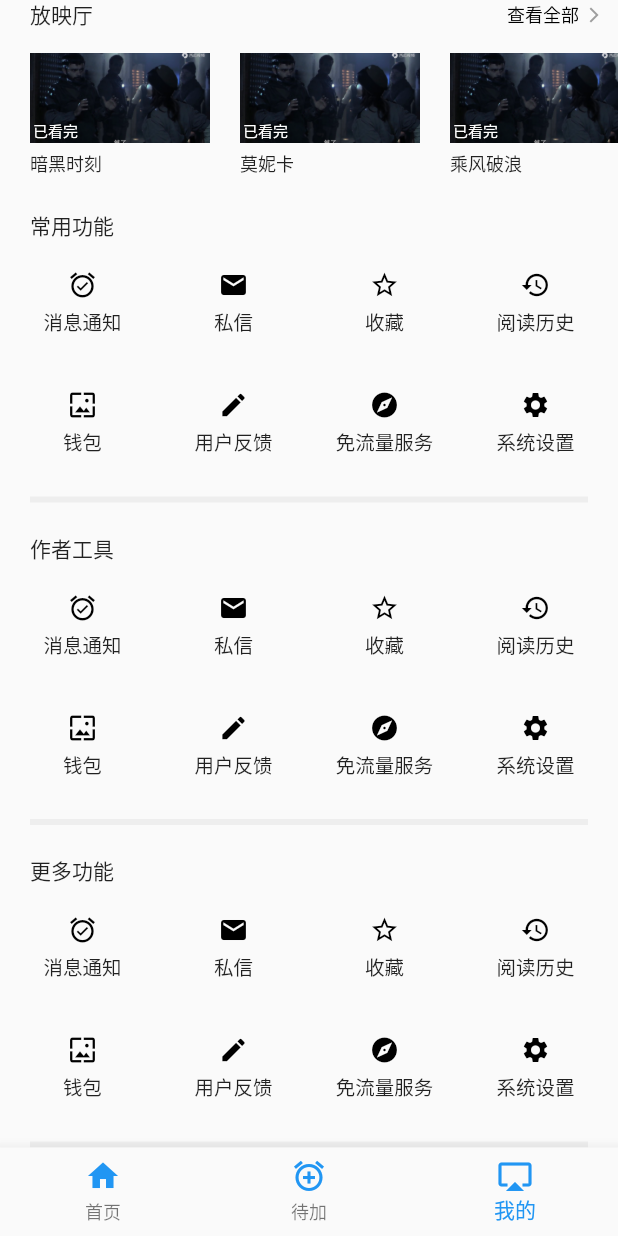
After one commit to gaoyuqiang/FlutterTrainDemo, a Flutter app: the TabHomePage screen opened directly, item 3 of the bottom bar chosen, scrolled down 112 dp, after a tap on "查看全部", on a phone screen of 412 x 824 dp. The commit adds this screen. Run offline on Flutter 3.47's test engine with Material 2 defaults, Android fonts, the phone set to English and light mode, and no system bars.

Commit message:
添加了底部的tabbar; 添加了仿今日头条页面

```diff
--- a/lib/earthListPage.dart
+++ b/lib/earthListPage.dart
@@ -14,7 +14,7 @@ class earthListPage extends StatelessWidget {
         child: Padding(
           padding: const EdgeInsets.all(20.0),
           child: ListView.builder(
-            itemCount: 20,
+            itemCount: 3,
             itemBuilder: (BuildContext context, int index) {
               return buildListCell(index);
             },
--- /dev/null
+++ b/lib/mine/mine_page.dart
@@ -0,0 +1,312 @@
+import 'package:flutter/material.dart';
+
+class MinePage extends StatefulWidget {
+  MinePage({Key key}) : super(key: key);
+
+  @override
+  _MinePageState createState() => _MinePageState();
+}
+
+class _MinePageState extends State<MinePage> {
+  @override
+  Widget build(BuildContext context) {
+    // return Container(
+    //   child: Container(
+    //     width: 89,
+    //     height: 89,
+    //     color: Colors.red,
+    //     child: Text('hhahahhaha'),
+    //   ),
+    return ListView(
+      children: <Widget>[
+        Column(
+          crossAxisAlignment: CrossAxisAlignment.start,
+          children: <Widget>[
+            SizedBox(height: 20),
+            buildTop(),
+            // 历史记录
+            SizedBox(height: 30),
+            buildHistory(),
+            //功能模块
+            buildFunction('常用功能'),
+            buildFunction('作者工具'),
+            buildFunction('更多功能'),
+          ],
+        )
+      ],
+    );
+  }
+
+  Widget buildTop() {
+    return Row(
+      mainAxisAlignment: MainAxisAlignment.start,
+      crossAxisAlignment: CrossAxisAlignment.start,
+      children: <Widget>[
+        Expanded(
+            child: Row(
+          children: <Widget>[
+            SizedBox(width: 20),
+            ClipOval(
+              child: Image.asset(
+                'images/logo.png',
+                width: 60,
+                height: 60,
+                fit: BoxFit.cover,
+              ),
+            ),
+            Container(
+              padding: EdgeInsets.only(left: 20, top: 8),
+              child: Column(
+                mainAxisAlignment: MainAxisAlignment.start,
+                crossAxisAlignment: CrossAxisAlignment.start,
+                children: <Widget>[
+                  Row(
+                    children: <Widget>[
+                      Text(
+                        '影视果汁',
+                        style: TextStyle(fontWeight: FontWeight.w500, fontSize: 20),
+                      ),
+                      Icon(
+                        Icons.arrow_forward_ios,
+                        color: Colors.grey,
+                        size: 15,
+                      ),
+                    ],
+                  ),
+                  Row(
+                    children: <Widget>[
+                      buildButtonIcoin('头条'),
+                      buildButtonIcoin('关注'),
+                      buildButtonIcoin('粉丝'),
+                    ],
+                  )
+                ],
+              ),
+            ),
+          ],
+        )),
+        Container(
+          height: 25,
+          padding: EdgeInsets.only(left: 10, right: 5),
+          // color: Colors.pink,
+          alignment: Alignment.centerRight,
+          decoration: BoxDecoration(
+            borderRadius: BorderRadius.only(
+              topLeft: Radius.circular(12.5),
+              bottomLeft: Radius.circular(12.5),
+            ),
+            color: Color.fromRGBO(255, 0, 0, 0.2),
+          ),
+          child: Text(
+            '申请认证',
+            style: TextStyle(fontSize: 11, color: Colors.red),
+          ),
+        ),
+      ],
+    );
+  }
+
+  //看空看多图标按钮
+  Widget buildButtonIcoin(String label) {
+    return GestureDetector(
+      onTap: () => {
+        print('click me'),
+      },
+      behavior: HitTestBehavior.opaque,
+      child: Container(
+        padding: EdgeInsets.only(top: 5, right: 10),
+        child: Row(
+          children: <Widget>[
+            Text(
+              '$label',
+              style: TextStyle(fontSize: 12, color: Colors.black),
+            ),
+            Padding(
+              padding: const EdgeInsets.only(left: 4, top: 1),
+              child: Text(
+                '40',
+                style: TextStyle(
+                    fontSize: 12,
+                    color: Colors.black,
+                    fontWeight: FontWeight.w500),
+              ),
+            ),
+          ],
+        ),
+      ),
+    );
+  }
+
+  Widget buildHistory() {
+    return Column(
+      children: <Widget>[
+        Row(
+          children: <Widget>[
+            Expanded(
+              child: Container(
+                padding: EdgeInsets.only(left: 20, top: 0),
+                child: Text('放映厅', style: TextStyle(fontWeight: FontWeight.w500),),
+              ),
+            ),
+            GestureDetector(
+              onTap: () => {
+                print('click me'),
+              },
+              behavior: HitTestBehavior.opaque,
+              child: Container(
+                padding: EdgeInsets.only(right: 10),
+                child: Row(
+                  children: <Widget>[
+                    Text(
+                      '查看全部',
+                      style: TextStyle(fontSize: 12, color: Colors.black),
+                    ),
+                    Padding(
+                      padding: const EdgeInsets.only(left: 4, top: 1),
+                      child: Icon(
+                        Icons.arrow_forward_ios,
+                        color: Colors.grey,
+                        size: 12,
+                      ),
+                    ),
+                  ],
+                ),
+              ),
+            ),
+          ],
+        ),
+        Container(
+          height: 100,
+          child: buildHIstoryListView(),
+        ),
+      ],
+    );
+  }
+
+  ListView buildHIstoryListView() {
+    List<String> nameList = ['暗黑时刻','莫妮卡', '乘风破浪'];
+    List<Widget> list = [];
+    for (int i = 0; i < 10; i++) {
+      list.add(buildHistoryCell(nameList[i%3]));
+    }
+    return ListView(
+      scrollDirection: Axis.horizontal,
+      children: list,
+      // children: <Widget>[
+      //   Text('hhe'),
+      //   Text('hhe'),
+      // ],
+    );
+  }
+
+  Widget buildHistoryCell(String name) {
+    return Container(
+      padding: EdgeInsets.only(left: 20, top: 15),
+      child: Column(
+        crossAxisAlignment: CrossAxisAlignment.start,
+        children: <Widget>[
+          Stack(
+            children: <Widget>[
+              Image.asset(
+                'images/movie.jpeg',
+                width: 120,
+                height: 60,
+                fit: BoxFit.cover,
+              ),
+              Positioned(
+                top: 44,
+                left: 2,
+                child: Text(
+                  '已看完',
+                  style: TextStyle(fontSize: 10, color: Colors.white),
+                ),
+              ),
+            ],
+          ),
+          Container(
+            padding: EdgeInsets.only(top: 5),
+            child: Text(
+              '$name',
+              style: TextStyle(fontSize: 12),
+            ),
+          ),
+        ],
+      ),
+    );
+  }
+
+  Widget buildFunctionCell(IconData iconData, String text) {
+    return Container(
+      // color: Colors.yellow,
+      child: Column(
+        children: <Widget>[
+          SizedBox(height: 9),
+          Icon(
+            // Icons.alarm_on,
+            iconData,
+            color: Colors.black,
+            size: 20,
+          ),
+          SizedBox(height: 5),
+          Text(
+            // '消息通知',
+            '$text',
+            style: TextStyle(fontSize: 13),
+          ),
+        ],
+      ),
+    );
+  }
+
+  Widget buildFunction(String title) {
+    var size = MediaQuery.of(context).size;
+    double itemWidth = 70;
+    double itemHeight = 60;
+    double mainSpace = 20;
+    int crossCount = 4;
+    double crossSpace =
+        (size.width - 20 * 2 - crossCount * itemWidth) / (crossCount - 1);
+    double ratio = itemWidth / itemHeight;
+    return Container(
+      padding: EdgeInsets.only(
+        left: 20,
+        right: 20,
+        top: 20,
+      ),
+      child: Column(
+        crossAxisAlignment: CrossAxisAlignment.start,
+        children: <Widget>[
+          Text('$title', style: TextStyle(fontWeight: FontWeight.w500)),
+          Container(
+            margin: EdgeInsets.only(top: 10),
+            // width: 300,
+            height: itemHeight * 2 + mainSpace,
+            child: GridView.count(
+              crossAxisCount: crossCount,
+              crossAxisSpacing: crossSpace,
+              mainAxisSpacing: mainSpace,
+              childAspectRatio: ratio,
+              physics: const NeverScrollableScrollPhysics(),
+              children: <Widget>[
+                buildFunctionCell(Icons.alarm_on, '消息通知'),
+                buildFunctionCell(Icons.email, '私信'),
+                buildFunctionCell(Icons.star_border, '收藏'),
+                buildFunctionCell(Icons.history, '阅读历史'),
+                buildFunctionCell(Icons.wallpaper, '钱包'),
+                buildFunctionCell(Icons.edit, '用户反馈'),
+                buildFunctionCell(Icons.explore, '免流量服务'),
+                buildFunctionCell(Icons.settings, '系统设置'),
+              ],
+            ),
+          ),
+          Container(
+            margin: EdgeInsets.only(top:20),
+            height: 4,
+            color: Colors.grey[200],
+            child: null,
+          ),
+        ],
+      ),
+    );
+  }
+}
--- /dev/null
+++ b/lib/tab_main_page.dart
@@ -0,0 +1,82 @@
+import 'package:flutter/material.dart';
+
+import 'home_page.dart';
+import 'mine/mine_page.dart';
+
+void main() => runApp(MyApp());
+
+class MyApp extends StatelessWidget {
+  @override
+  Widget build(BuildContext context) {
+    return MaterialApp(
+      title: 'Material App',
+      home: TabHomePage(),
+    );
+  }
+}
+
+class TabHomePage extends StatefulWidget {
+  TabHomePage({Key key}) : super(key: key);
+  @override
+  _TabHomePage createState() => _TabHomePage();
+}
+
+class _TabHomePage extends State<TabHomePage>
+    with SingleTickerProviderStateMixin {
+  List tabs = ['首页', 'test', '我的'];
+  int _currentIndex = 0;
+  List<Widget> _pages = [];
+  @override
+  void initState() {
+    super.initState();
+    _pages
+      ..add(HomePage())
+      ..add(Text('待加'))
+      ..add(MinePage());
+
+  }
+
+  @override
+  Widget build(BuildContext context) {
+    return Container(
+      child: Scaffold(
+        //因为每个页面都有自己的appBar 先注释掉
+        // appBar: AppBar(
+        //   title: Text('Material App Bar'),
+        // ),
+        bottomNavigationBar: BottomNavigationBar(
+          items: [
+            BottomNavigationBarItem(
+              icon: Icon(
+                Icons.home,
+                color: Colors.blue,
+              ),
+              title: Text('首页'),
+            ),
+            BottomNavigationBarItem(
+              icon: Icon(
+                Icons.alarm_add,
+                color: Colors.blue,
+              ),
+              title: Text('待加'),
+            ),
+            BottomNavigationBarItem(
+              icon: Icon(
+                Icons.airplay,
+                color: Colors.blue,
+              ),
+              title: Text('我的'),
+            ),
+          ],
+          onTap: (index) {
+            setState(() {
+              _currentIndex = index;
+            });
+          },
+          currentIndex: _currentIndex,
+        ),
+        body: _pages[_currentIndex],
+      ),
+    );
+  }
+}
--- a/pubspec.yaml
+++ b/pubspec.yaml
@@ -14,7 +14,7 @@ description: A new Flutter project.
 version: 1.0.0+1
 
 environment:
-  sdk: ">=2.1.0 <3.0.0"
+  sdk: ">=2.2.0 <3.0.0"
 
 dependencies:
   flutter:
@@ -71,6 +71,8 @@ flutter:
   assets:
    - images/a.png
    - images/b.png
+   - images/logo.png
+   - images/movie.jpeg
 
   # An image asset can refer to one or more resolution-specific "variants", see
   # https://flutter.dev/assets-and-images/#resolution-aware.
```
Also changed, not shown: lib/game_show.dart (+9 -0 lines), lib/home_page.dart (+14 -4 lines), images/logo.png (added), images/movie.jpeg (added), 7 other files.
